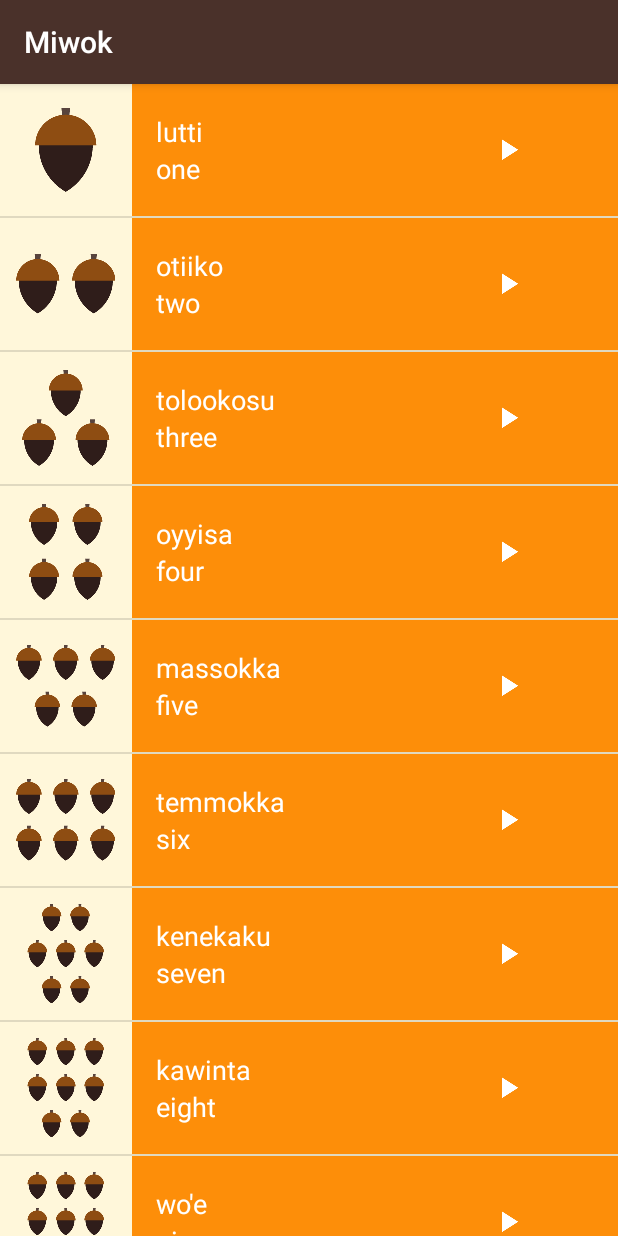
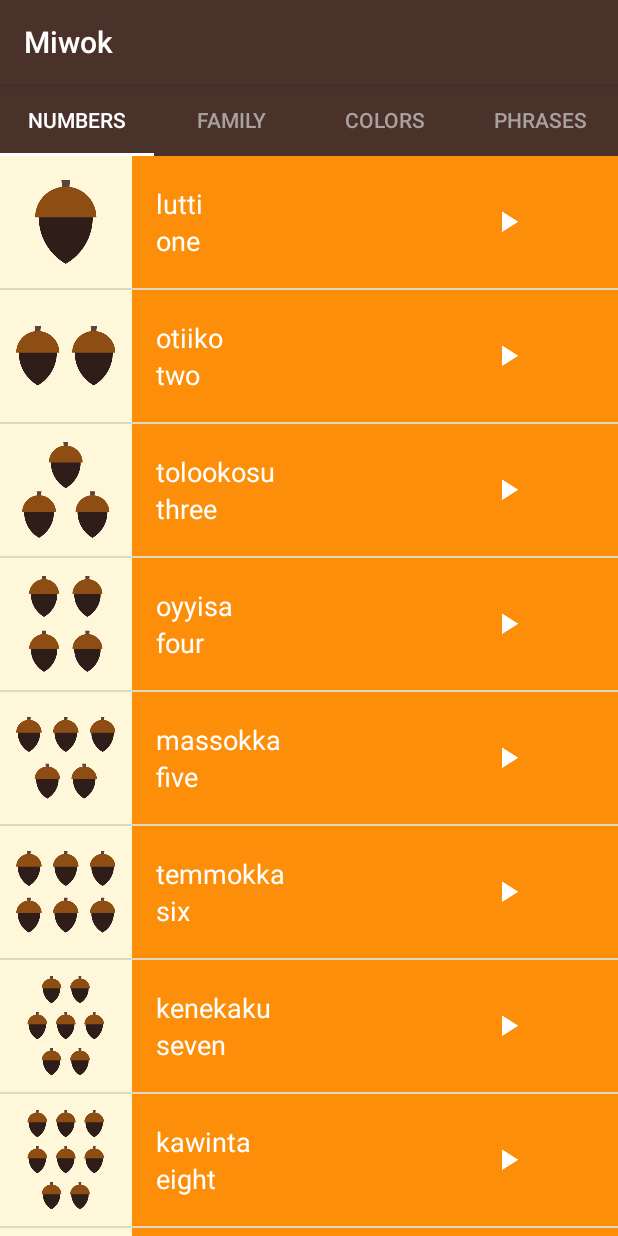
Before and after one commit to LawreyMob/udacity-android-miwok, an Android app: the screen it shows after launch (MainActivity), on a phone screen of 412 x 824 dp. Run offline under Robolectric (Android 15) with nearby library versions, the phone set to English and light mode, and no system bars.

Commit message:
[add] tabs

```diff
--- a/app/src/main/java/com/example/android/miwok/MainActivity.java
+++ b/app/src/main/java/com/example/android/miwok/MainActivity.java
@@ -17,6 +17,7 @@ package com.example.android.miwok;
 
 import android.content.Intent;
 import android.os.Bundle;
+import android.support.design.widget.TabLayout;
 import android.support.v4.view.ViewPager;
 import android.support.v7.app.AppCompatActivity;
 import android.view.View;
@@ -41,6 +42,10 @@ public class MainActivity extends AppCompatActivity {
 
         // Set the adapter onto the view pager
         viewPager.setAdapter(adapter);
+
+        // Give the TabLayout the ViewPager
+        TabLayout tabLayout = (TabLayout) findViewById(R.id.sliding_tabs);
+        tabLayout.setupWithViewPager(viewPager);
 
 //        TextView numbers = (TextView) findViewById(R.id.numbers);
 //        TextView family = (TextView) findViewById(R.id.family);
--- a/app/src/main/java/com/example/android/miwok/SimpleFragmentPagerAdapter.java
+++ b/app/src/main/java/com/example/android/miwok/SimpleFragmentPagerAdapter.java
@@ -1,5 +1,6 @@
 package com.example.android.miwok;
 
+import android.content.Context;
 import android.support.v4.app.Fragment;
 import android.support.v4.app.FragmentManager;
 import android.support.v4.app.FragmentPagerAdapter;
@@ -10,8 +11,13 @@ import android.support.v4.app.FragmentPagerAdapter;
 
 public class SimpleFragmentPagerAdapter extends FragmentPagerAdapter {
 
+    final int PAGE_COUNT = 4;
+    private String tabTitles[] = new String[] { "Numbers", "Family", "Colors", "Phrases" };
+    private Context context;
+
     public SimpleFragmentPagerAdapter(FragmentManager fm) {
         super(fm);
+        this.context = context;
     }
 
     @Override
@@ -28,6 +34,12 @@ public class SimpleFragmentPagerAdapter extends FragmentPagerAdapter {
     }
 
     @Override
+    public CharSequence getPageTitle(int position) {
+        // Generate title based on item position
+        return tabTitles[position];
+    }
+
+    @Override
     public int getCount() {
         return 4;
     }
--- a/app/src/main/res/layout/activity_main.xml
+++ b/app/src/main/res/layout/activity_main.xml
@@ -16,11 +16,22 @@
 <LinearLayout
     xmlns:android="http://schemas.android.com/apk/res/android"
     xmlns:tools="http://schemas.android.com/tools"
+    xmlns:app="http://schemas.android.com/apk/res-auto"
     android:layout_width="match_parent"
     android:layout_height="match_parent"
     android:background="@color/tan_background"
     android:orientation="vertical"
     tools:context="com.example.android.miwok.MainActivity">
+
+    <android.support.design.widget.TabLayout
+        android:id="@+id/sliding_tabs"
+        android:layout_width="match_parent"
+        android:layout_height="wrap_content"
+        android:background="@color/primary_color"
+        app:tabTextColor="@color/light_white_color"
+        app:tabSelectedTextColor="@color/white_color"
+        app:tabIndicatorColor="@color/white_color"
+        app:tabMode="fixed" />
 
     <android.support.v4.view.ViewPager
         android:id="@+id/viewpager"
--- /dev/null
+++ b/app/src/main/res/layout/fragment_page.xml
@@ -0,0 +1,7 @@
+<?xml version="1.0" encoding="utf-8"?>
+<fragment xmlns:android="http://schemas.android.com/apk/res/android"
+    android:layout_width="match_parent"
+    android:layout_height="match_parent"
+    android:gravity="center">
+
+</fragment>
--- a/app/src/main/res/values/colors.xml
+++ b/app/src/main/res/values/colors.xml
@@ -20,6 +20,7 @@
     <color name="black">#000000</color>
 
     <color name="white_color">#FFFFFF</color>
+    <color name="light_white_color">#A8A19E</color>
 
     <!-- Primary dark color of the app (shown in the status bar) -->
     <color name="primary_dark_color">#2F1D1A</color>
```
